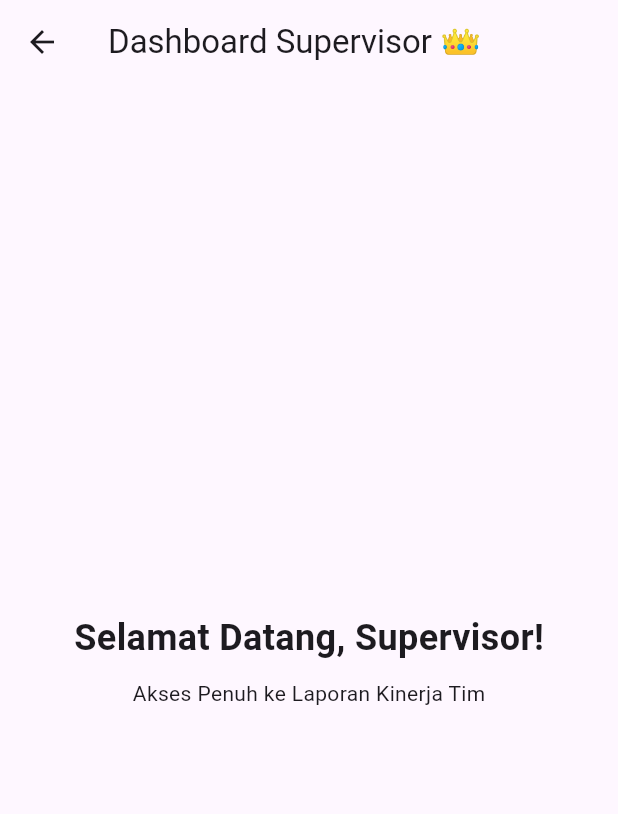
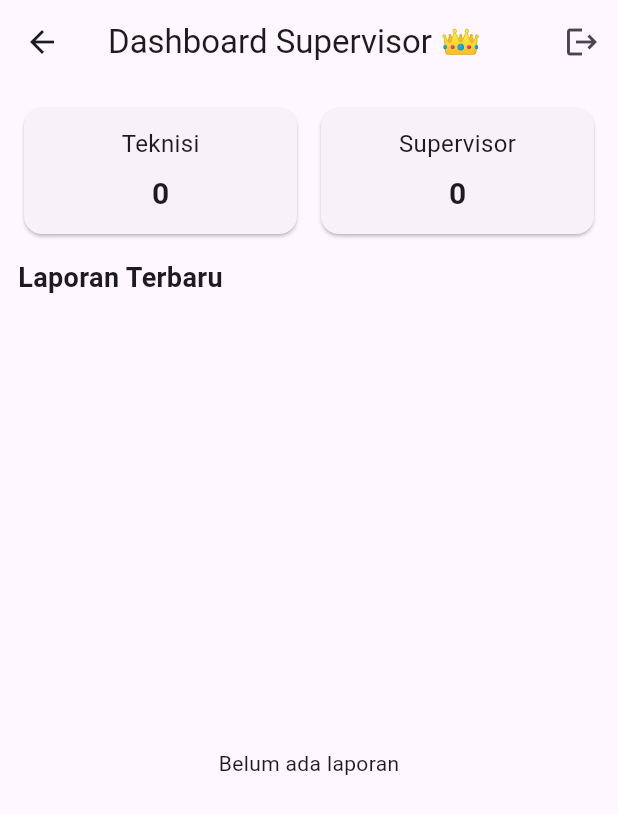
Before and after one commit to Pendosa4277/app_reporting_teknisi, a Flutter app: the SupervisorDashboard screen opened directly, on a phone screen of 412 x 824 dp. Shown: the top 814 px of the screen. Run offline on Flutter 3.47's test engine with Material 3 defaults, Android fonts, the phone set to English and light mode, and no system bars; our stand-ins replace supabase_flutter; accounts and stored records are empty; statements that could not run were skipped.

Commit message:
Menambahkan layar dasbor untuk teknisi dan supervisor serta memperbarui navigasi dari layar login

```diff
--- a/lib/screens/login_screen.dart
+++ b/lib/screens/login_screen.dart
@@ -8,48 +8,7 @@ import 'package:app_reporting_teknisi/screens/register_screen.dart';
 // Definisi enum untuk peran (Role) pengguna
 enum UserRole { technician, supervisor }
 
-// --- Halaman Dasbor (Target Setelah Login) ---
-
-class TechnicianDashboard extends StatelessWidget {
-  const TechnicianDashboard({super.key});
-
-  @override
-  Widget build(BuildContext context) {
-    return Scaffold(
-      appBar: AppBar(title: const Text('Dashboard Teknisi 🛠️')),
-      body: const Center(
-        child: Text(
-          'Selamat Datang, Teknisi!',
-          style: TextStyle(fontSize: 24, fontWeight: FontWeight.bold),
-        ),
-      ),
-    );
-  }
-}
-
-class SupervisorDashboard extends StatelessWidget {
-  const SupervisorDashboard({super.key});
-
-  @override
-  Widget build(BuildContext context) {
-    return Scaffold(
-      appBar: AppBar(title: const Text('Dashboard Supervisor 👑')),
-      body: const Center(
-        child: Column(
-          mainAxisAlignment: MainAxisAlignment.center,
-          children: [
-            Text(
-              'Selamat Datang, Supervisor!',
-              style: TextStyle(fontSize: 24, fontWeight: FontWeight.bold),
-            ),
-            SizedBox(height: 10),
-            Text('Akses Penuh ke Laporan Kinerja Tim'),
-          ],
-        ),
-      ),
-    );
-  }
-}
+// --- Halaman Login Utama ---
 
 // --- Halaman Login Utama ---
 
@@ -108,15 +67,12 @@ class _LoginScreenState extends State<LoginScreen> {
         if (email.startsWith('boss')) role = UserRole.supervisor;
       }
 
-      final destinationScreen = (role == UserRole.supervisor)
-          ? const SupervisorDashboard()
-          : const TechnicianDashboard();
-
       if (!mounted) return;
-      Navigator.pushReplacement(
-        context,
-        MaterialPageRoute(builder: (context) => destinationScreen),
-      );
+      if (role == UserRole.supervisor) {
+        Navigator.pushReplacementNamed(context, '/supervisor');
+      } else {
+        Navigator.pushReplacementNamed(context, '/technician');
+      }
     } catch (err) {
       setState(() {
         _errorMessage = err.toString();
--- a/lib/screens/register_screen.dart
+++ b/lib/screens/register_screen.dart
@@ -101,7 +101,7 @@ class _RegisterScreenState extends State<RegisterScreen> {
                 DropdownButtonFormField<String>(
                   initialValue: _selectedRole,
                   decoration: const InputDecoration(
-                    labelText: 'Roleplay',
+                    labelText: 'Roleplay ',
                     border: OutlineInputBorder(),
                   ),
                   items: const [
--- /dev/null
+++ b/lib/screens/supervisor_dashboard.dart
@@ -0,0 +1,172 @@
+import 'package:flutter/material.dart';
+import 'package:supabase_flutter/supabase_flutter.dart';
+
+class SupervisorDashboard extends StatefulWidget {
+  const SupervisorDashboard({super.key});
+
+  @override
+  State<SupervisorDashboard> createState() => _SupervisorDashboardState();
+}
+
+class _SupervisorDashboardState extends State<SupervisorDashboard> {
+  bool _loading = true;
+  int _techCount = 0;
+  int _supervisorCount = 0;
+  List<Map<String, dynamic>> _recentReports = [];
+
+  @override
+  void initState() {
+    super.initState();
+    _loadOverview();
+  }
+
+  Future<void> _loadOverview() async {
+    setState(() => _loading = true);
+    try {
+      final techs = await Supabase.instance.client
+          .from('profiles')
+          .select('id', const FetchOptions(count: CountOption.exact))
+          .eq('role', 'technician');
+      final sups = await Supabase.instance.client
+          .from('profiles')
+          .select('id', const FetchOptions(count: CountOption.exact))
+          .eq('role', 'supervisor');
+
+      final reports = await Supabase.instance.client
+          .from('reports')
+          .select('id,title,created_at,summary')
+          .order('created_at', ascending: false)
+          .limit(10)
+          .maybeSingle();
+
+      if (techs is List) _techCount = techs.length;
+      if (sups is List) _supervisorCount = sups.length;
+
+      if (reports == null) {
+        _recentReports = [];
+      } else if (reports is List) {
+        _recentReports = List<Map<String, dynamic>>.from(reports);
+      } else if (reports is Map) {
+        _recentReports = [Map<String, dynamic>.from(reports)];
+      }
+    } catch (_) {
+      _techCount = 5;
+      _supervisorCount = 2;
+      _recentReports = [
+        {
+          'id': 'r1',
+          'title': 'Laporan Mingguan Tim A',
+          'summary': 'Kinerja sesuai target',
+        },
+      ];
+    }
+
+    if (!mounted) return;
+    setState(() => _loading = false);
+  }
+
+  Future<void> _signOut() async {
+    await Supabase.instance.client.auth.signOut();
+    if (!mounted) return;
+    Navigator.pushNamedAndRemoveUntil(context, '/', (route) => false);
+  }
+
+  @override
+  Widget build(BuildContext context) {
+    return Scaffold(
+      appBar: AppBar(
+        title: const Text('Dashboard Supervisor 👑'),
+        actions: [
+          IconButton(
+            tooltip: 'Logout',
+            icon: const Icon(Icons.logout),
+            onPressed: _signOut,
+          ),
+        ],
+      ),
+      body: _loading
+          ? const Center(child: CircularProgressIndicator())
+          : Padding(
+              padding: const EdgeInsets.all(12.0),
+              child: Column(
+                crossAxisAlignment: CrossAxisAlignment.start,
+                children: [
+                  Row(
+                    children: [
+                      Expanded(
+                        child: Card(
+                          child: Padding(
+                            padding: const EdgeInsets.all(12.0),
+                            child: Column(
+                              children: [
+                                const Text(
+                                  'Teknisi',
+                                  style: TextStyle(fontSize: 16),
+                                ),
+                                const SizedBox(height: 8),
+                                Text(
+                                  '$_techCount',
+                                  style: const TextStyle(
+                                    fontSize: 20,
+                                    fontWeight: FontWeight.bold,
+                                  ),
+                                ),
+                              ],
+                            ),
+                          ),
+                        ),
+                      ),
+                      const SizedBox(width: 8),
+                      Expanded(
+                        child: Card(
+                          child: Padding(
+                            padding: const EdgeInsets.all(12.0),
+                            child: Column(
+                              children: [
+                                const Text(
+                                  'Supervisor',
+                                  style: TextStyle(fontSize: 16),
+                                ),
+                                const SizedBox(height: 8),
+                                Text(
+                                  '$_supervisorCount',
+                                  style: const TextStyle(
+                                    fontSize: 20,
+                                    fontWeight: FontWeight.bold,
+                                  ),
+                                ),
+                              ],
+                            ),
+                          ),
+                        ),
+                      ),
+                    ],
+                  ),
+                  const SizedBox(height: 12),
+                  const Text(
+                    'Laporan Terbaru',
+                    style: TextStyle(fontSize: 18, fontWeight: FontWeight.bold),
+                  ),
+                  const SizedBox(height: 8),
+                  Expanded(
+                    child: _recentReports.isEmpty
+                        ? const Center(child: Text('Belum ada laporan'))
+                        : ListView.builder(
+                            itemCount: _recentReports.length,
+                            itemBuilder: (context, i) {
+                              final r = _recentReports[i];
+                              return Card(
+                                child: ListTile(
+                                  title: Text(r['title'] ?? 'Untitled'),
+                                  subtitle: Text(r['summary'] ?? ''),
+                                ),
+                              );
+                            },
+                          ),
+                  ),
+                ],
+              ),
+            ),
+    );
+  }
+}
```
Also changed, not shown: lib/main.dart (+8 -2 lines), lib/screens/technician_dashboard.dart (added, +139 -0 lines).
